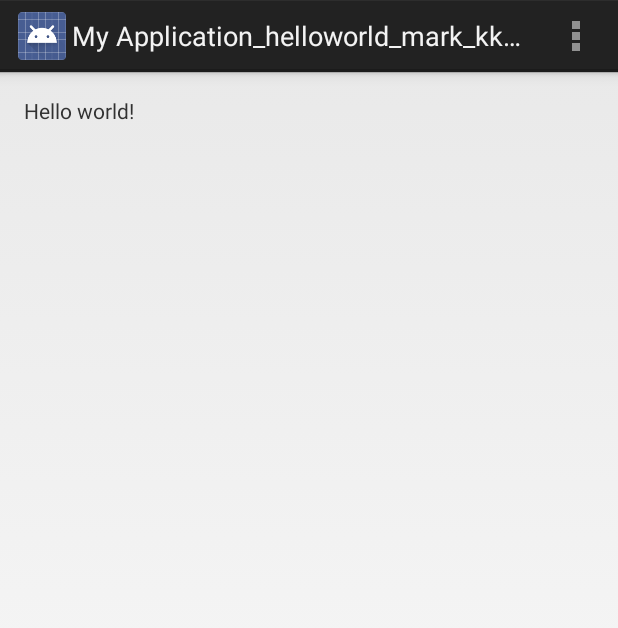
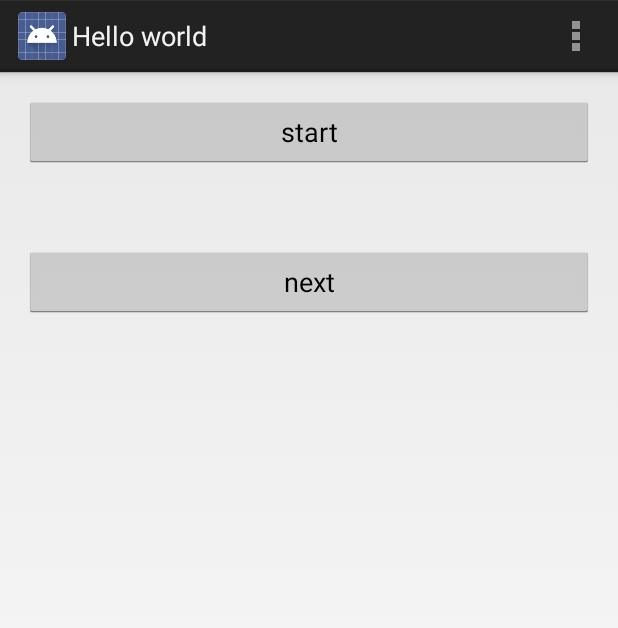
Before and after one commit to JzChang/helloworld_mark_kkbox, an Android app: the screen it shows after launch (helloworld), on a phone screen of 412 x 824 dp. Shown: the top 628 px of the screen. Run offline under Robolectric (Android 15) with nearby library versions, the phone set to English and light mode, and no system bars.

Commit message:
add 2 view

```diff
--- a/MyApplicationProject/MyApplication_helloworld_mark_kkbox/src/main/java/com/example/myapplication_helloworld_mark_kkbox/helloworld.java
+++ b/MyApplicationProject/MyApplication_helloworld_mark_kkbox/src/main/java/com/example/myapplication_helloworld_mark_kkbox/helloworld.java
@@ -2,7 +2,9 @@ package com.example.myapplication_helloworld_mark_kkbox;
 
 import android.os.Bundle;
 import android.app.Activity;
-import android.view.Menu;
+import android.view.*;
+import android.widget.*;
+import android.content.Intent;
 
 public class helloworld extends Activity {
 
@@ -10,8 +12,30 @@ public class helloworld extends Activity {
     protected void onCreate(Bundle savedInstanceState) {
         super.onCreate(savedInstanceState);
         setContentView(R.layout.activity_main);
+
+        Button nextBtn = (Button)findViewById(R.id.nextBtn);
+
+        nextBtn.setOnClickListener(new Button.OnClickListener() {
+            @Override
+            public void onClick(View view) {
+
+                Toast.makeText(view.getContext(), "Toast......", Toast.LENGTH_LONG).show();
+
+                jumpToNextLayout();
+            }
+        });
     }
 
+    public void jumpToNextLayout(){
+        //setContentView(R.layout.next_view);
+
+		Intent intent = new Intent();
+		intent.setClass(this, nextView.class);
+		startActivity(intent);
+
+
+
+	}
 
     @Override
     public boolean onCreateOptionsMenu(Menu menu) {
--- a/MyApplicationProject/MyApplication_helloworld_mark_kkbox/src/main/res/layout/activity_main.xml
+++ b/MyApplicationProject/MyApplication_helloworld_mark_kkbox/src/main/res/layout/activity_main.xml
@@ -8,9 +8,19 @@
     android:paddingBottom="@dimen/activity_vertical_margin"
     tools:context=".helloworld">
 
-    <TextView
-        android:layout_width="wrap_content"
+
+
+    <Button android:layout_width="fill_parent"
         android:layout_height="wrap_content"
-        android:text="@string/hello_world" />
+        android:text="start"/>
+
+    <Button
+        android:id="@+id/nextBtn"
+        android:layout_marginTop="100dp"
+        android:layout_width="fill_parent"
+        android:layout_height="wrap_content"
+        android:gravity="center"
+        android:text="next"
+        />
 
 </RelativeLayout>
--- a/MyApplicationProject/MyApplication_helloworld_mark_kkbox/src/main/res/menu/helloworld.xml
+++ b/MyApplicationProject/MyApplication_helloworld_mark_kkbox/src/main/res/menu/helloworld.xml
@@ -3,4 +3,9 @@
         android:title="@string/action_settings"
         android:orderInCategory="100"
         android:showAsAction="never" />
+
+    <item android:id="@+id/action_settings2"
+        android:title="@string/action_settings"
+        android:orderInCategory="99"
+        android:showAsAction="never" />
 </menu>
--- a/MyApplicationProject/MyApplication_helloworld_mark_kkbox/src/main/res/values/strings.xml
+++ b/MyApplicationProject/MyApplication_helloworld_mark_kkbox/src/main/res/values/strings.xml
@@ -1,7 +1,7 @@
 <?xml version="1.0" encoding="utf-8"?>
 <resources>
 
-    <string name="app_name">My Application_helloworld_mark_kkbox</string>
+    <string name="app_name">Hello world</string>
     <string name="action_settings">Settings</string>
     <string name="hello_world">Hello world!</string>
 
```
Also changed, not shown: MyApplicationProject/MyApplication_helloworld_mark_kkbox/src/main/AndroidManifest.xml (+6 -1 lines).
